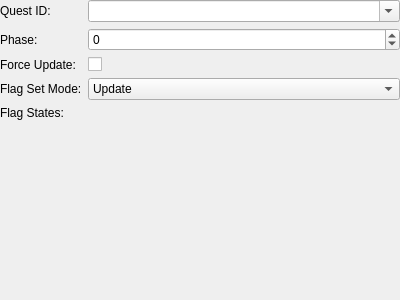
Old version of the form tools/cathedral/ui/ActionUpdateQuest.ui in the repository comphack/comp_hack.
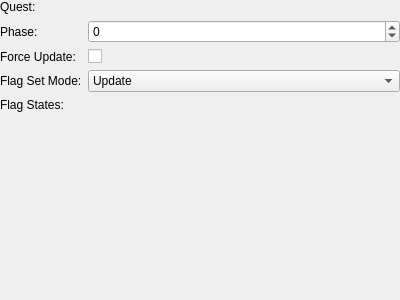
New version of the form. Custom widgets are drawn as their Qt base class.

Commit message: Added ObjectSelector control

Diff of the .ui file:
```diff
--- a/tools/cathedral/ui/ActionUpdateQuest.ui
+++ b/tools/cathedral/ui/ActionUpdateQuest.ui
@@ -31,20 +31,7 @@
      <item row="0" column="0">
       <widget class="QLabel" name="lblQuestID">
        <property name="text">
-        <string>Quest ID:</string>
-       </property>
-      </widget>
-     </item>
-     <item row="0" column="1">
-      <widget class="QComboBox" name="questID">
-       <property name="sizePolicy">
-        <sizepolicy hsizetype="Expanding" vsizetype="Fixed">
-         <horstretch>0</horstretch>
-         <verstretch>0</verstretch>
-        </sizepolicy>
-       </property>
-       <property name="editable">
-        <bool>true</bool>
+        <string>Quest:</string>
        </property>
       </widget>
      </item>
@@ -58,7 +45,7 @@
      <item row="1" column="1">
       <widget class="QSpinBox" name="phase">
        <property name="minimum">
-        <number>-128</number>
+        <number>-2</number>
        </property>
        <property name="maximum">
         <number>127</number>
@@ -111,6 +98,9 @@
      <item row="4" column="1">
       <widget class="ActionMap" name="flagStates" native="true"/>
      </item>
+     <item row="0" column="1">
+      <widget class="ObjectSelector" name="quest" native="true"/>
+     </item>
     </layout>
    </item>
   </layout>
@@ -122,6 +112,12 @@
    <header>ActionMap.h</header>
    <container>1</container>
   </customwidget>
+  <customwidget>
+   <class>ObjectSelector</class>
+   <extends>QWidget</extends>
+   <header>ObjectSelector.h</header>
+   <container>1</container>
+  </customwidget>
  </customwidgets>
  <resources/>
  <connections/>
```
Left out of the diff: 2 changed lines with no effect on the pictures. The commit also changes 59 other files.
